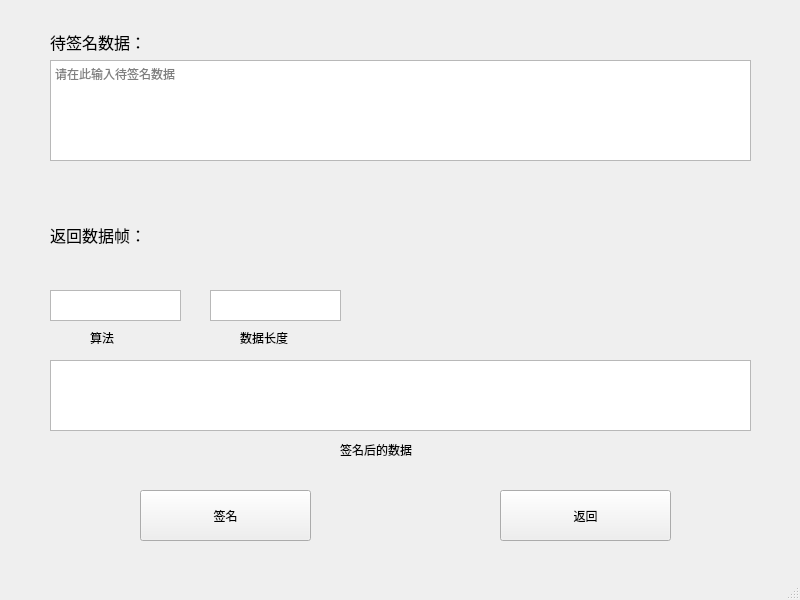
First picture: the form in SM2S.ui, repository xianmie/SM2-4-uppercomputer-UI, before the edit.
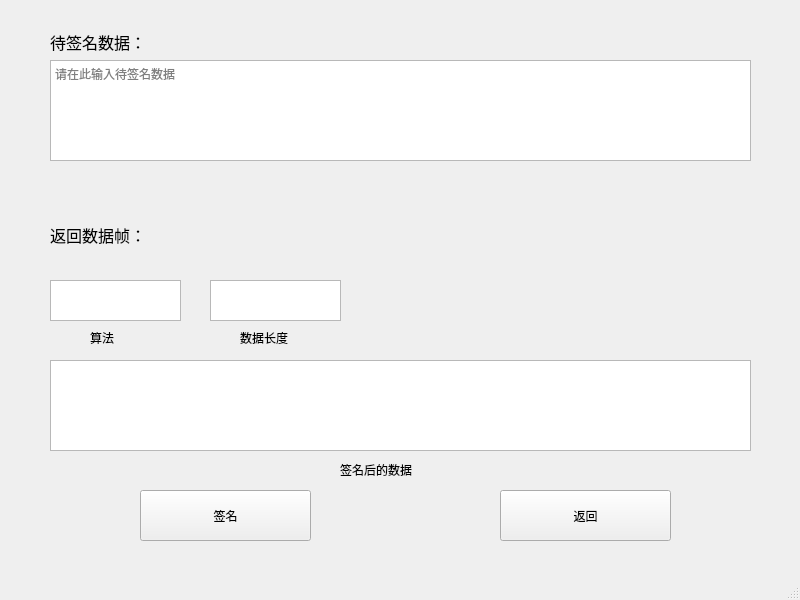
Second picture: the form after the edit.

What changed in the file:
```diff
--- a/SM2S.ui
+++ b/SM2S.ui
@@ -96,9 +96,9 @@
     <property name="geometry">
      <rect>
       <x>210</x>
-      <y>290</y>
+      <y>280</y>
       <width>131</width>
-      <height>31</height>
+      <height>41</height>
      </rect>
     </property>
    </widget>
@@ -106,7 +106,7 @@
     <property name="geometry">
      <rect>
       <x>340</x>
-      <y>440</y>
+      <y>460</y>
       <width>101</width>
       <height>20</height>
      </rect>
@@ -119,9 +119,9 @@
     <property name="geometry">
      <rect>
       <x>50</x>
-      <y>290</y>
+      <y>280</y>
       <width>131</width>
-      <height>31</height>
+      <height>41</height>
      </rect>
     </property>
    </widget>
@@ -144,7 +144,7 @@
       <x>50</x>
       <y>360</y>
       <width>701</width>
-      <height>71</height>
+      <height>91</height>
      </rect>
     </property>
    </widget>
```
